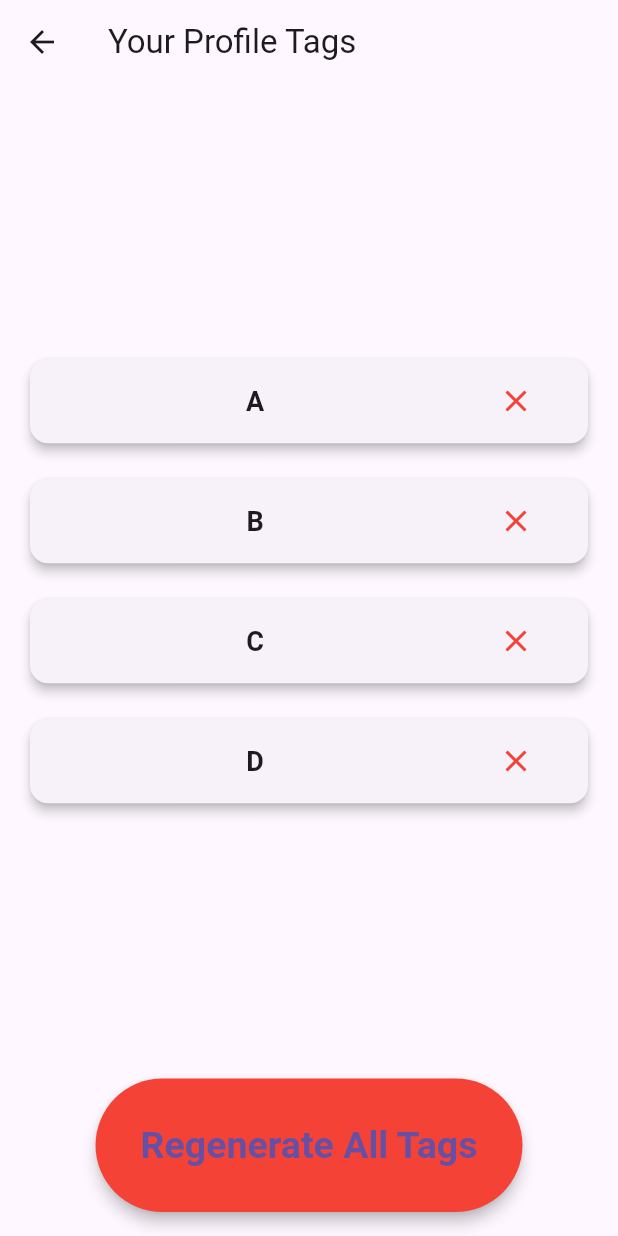
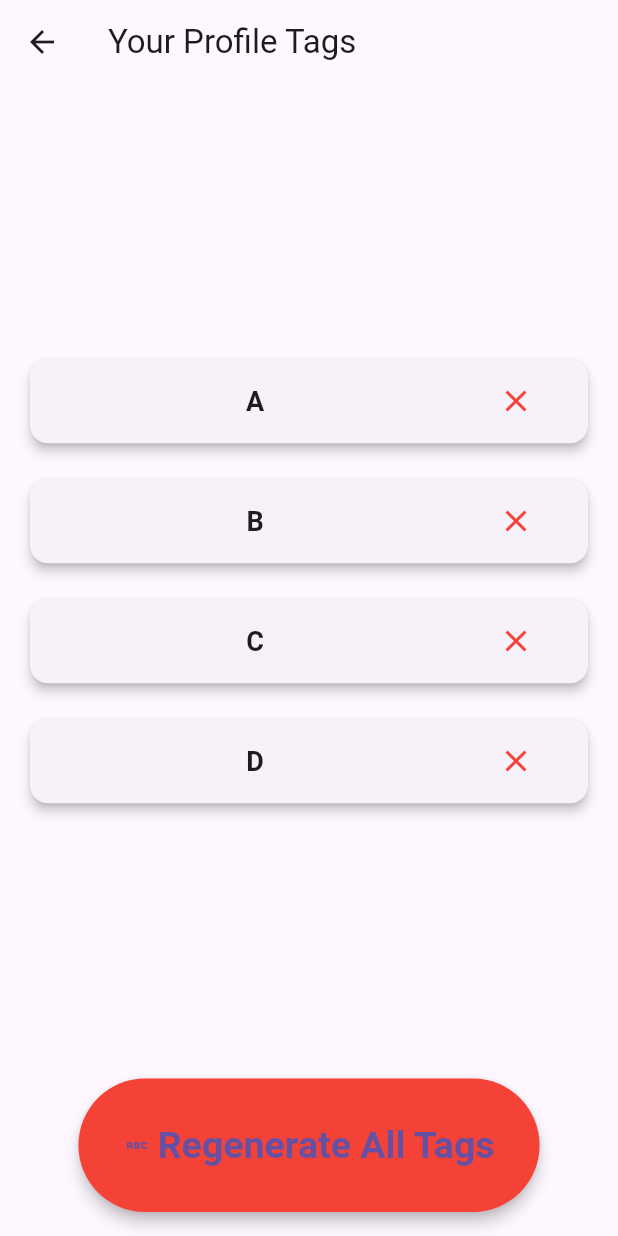
Before and after one commit to team-uplift/uplift, a Flutter app: the RecipientTags screen opened directly, on a phone screen of 412 x 824 dp. Run offline on Flutter 3.47's test engine with Material 3 defaults, Android fonts, the light colour scheme and no system bars; our stand-ins replace carousel_slider, go_router; network calls fail.

Commit message:
Saved changes before merging main

```diff
--- a/flutter/lib/recipients/recipient_tags.dart
+++ b/flutter/lib/recipients/recipient_tags.dart
@@ -34,6 +34,7 @@ class _RecipientTagsState extends State<RecipientTags>{
             ),
             const SizedBox(height: 16,),
             ElevatedButton.icon(
+              icon: const Icon(Icons.abc),
               onPressed: _regenAllTags,
               label: const Text("Regenerate All Tags"),
               style: ElevatedButton.styleFrom(
```
